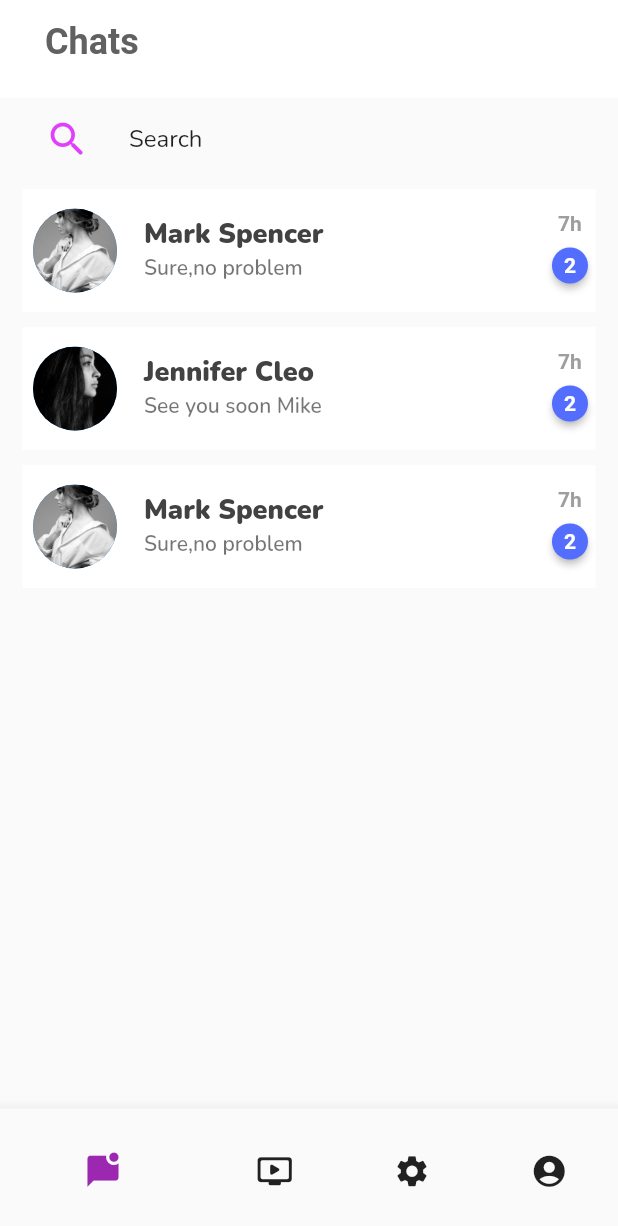
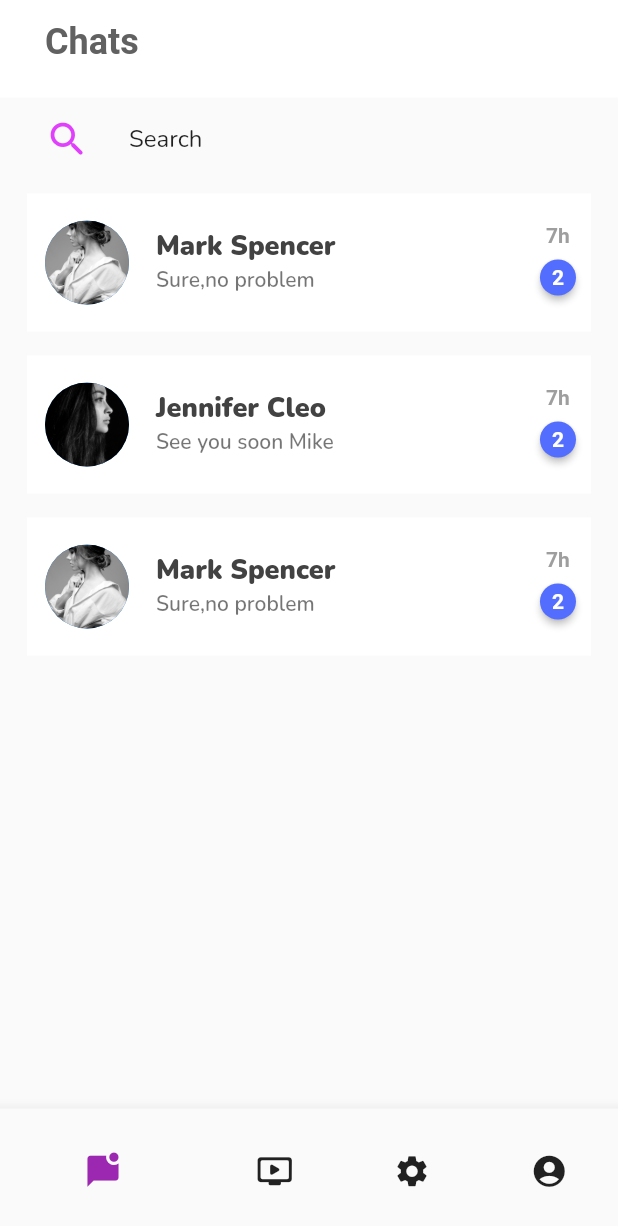
Before and after one commit to devhpes/unknown_startup, a Flutter app: the screen it shows after launch, on a phone screen of 412 x 824 dp. Shown: the top 1226 px of the screen. Run offline on Flutter 3.47's test engine with Material 2 defaults, Android fonts, the phone set to English and light mode, and no system bars; drawn by our look-alikes of badges; our stand-ins replace google_fonts; Roboto replaces fonts that are missing (Ubuntu).

Commit message:
files changed

```diff
--- a/lib/main.dart
+++ b/lib/main.dart
@@ -10,6 +10,7 @@ class MyApp extends StatelessWidget {
   Widget build(BuildContext context) {
     return MaterialApp(
       title: 'Flutter Demo',
+      debugShowCheckedModeBanner: false,
       initialRoute: '/',
       routes: {
         '/': (context) => HomeScreen(),
--- a/lib/widgets/chat_tile.dart
+++ b/lib/widgets/chat_tile.dart
@@ -15,12 +15,12 @@ class ChatListTile extends StatelessWidget {
 
   @override
   Widget build(BuildContext context) {
-    return Container(
-      margin: EdgeInsets.all(5),
+    return Padding(
+      padding: EdgeInsets.all(8),
       child: ListTile(
         onTap: () {},
         tileColor: Colors.white,
-        contentPadding: EdgeInsets.all(5),
+        contentPadding: EdgeInsets.all(10),
         leading: CircleAvatar(
           radius: 30.0,
           backgroundImage: AssetImage(imageUrl),
```
